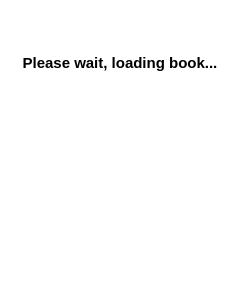
The window that android-exp/mobileapp.ui (MosheWagner/Orayta-QT) describes before a commit, drawn with Qt 5.
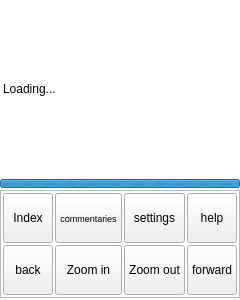
The same window after the commit. The open tabs and pages were chosen to show the change. Icons and pictures are not drawn.

Commit message: ProgressBar loading exp

```diff
--- a/android-exp/mobileapp.ui
+++ b/android-exp/mobileapp.ui
@@ -587,18 +587,39 @@
               </property>
              </widget>
             </item>
-            <item>
-             <widget class="QLabel" name="waitLBL">
-              <property name="text">
-               <string>wait</string>
-              </property>
-             </widget>
-            </item>
            </layout>
           </item>
          </layout>
         </widget>
        </item>
+       <item>
+        <widget class="QProgressBar" name="loadBar">
+         <property name="enabled">
+          <bool>true</bool>
+         </property>
+         <property name="maximumSize">
+          <size>
+           <width>16777215</width>
+           <height>9</height>
+          </size>
+         </property>
+         <property name="minimum">
+          <number>0</number>
+         </property>
+         <property name="maximum">
+          <number>0</number>
+         </property>
+         <property name="value">
+          <number>4</number>
+         </property>
+         <property name="textVisible">
+          <bool>false</bool>
+         </property>
+         <property name="invertedAppearance">
+          <bool>false</bool>
+         </property>
+        </widget>
+       </item>
        <item>
         <widget class="QFrame" name="dispalyMenu">
          <property name="sizePolicy">
@@ -4009,80 +4030,6 @@
        </item>
       </layout>
      </widget>
-     <widget class="QWidget" name="waitPage">
-      <layout class="QVBoxLayout" name="verticalLayout_21">
-       <item>
-        <spacer name="verticalSpacer_7">
-         <property name="orientation">
-          <enum>Qt::Vertical</enum>
-         </property>
-         <property name="sizeHint" stdset="0">
-          <size>
-           <width>20</width>
-           <height>40</height>
-          </size>
-         </property>
-        </spacer>
-       </item>
-       <item>
-        <widget class="QLabel" name="label_2">
-         <property name="font">
-          <font>
-           <pointsize>11</pointsize>
-           <weight>75</weight>
-           <bold>true</bold>
-          </font>
-         </property>
-         <property name="text">
-          <string>Please wait, loading book...</string>
-         </property>
-         <property name="alignment">
-          <set>Qt::AlignCenter</set>
-         </property>
-         <property name="wordWrap">
-          <bool>true</bool>
-         </property>
-        </widget>
-       </item>
-       <item>
-        <widget class="QWidget" name="wait_bg" native="true">
-         <property name="styleSheet">
-          <string notr="true">#wait_bg{
-image: url(:/Images/Wait.png);}
-</string>
-         </property>
-         <layout class="QHBoxLayout" name="horizontalLayout_4">
-          <item>
-           <widget class="QLabel" name="waitLBL_old">
-            <property name="minimumSize">
-             <size>
-              <width>210</width>
-              <height>150</height>
-             </size>
-            </property>
-            <property name="text">
-             <string/>
-            </property>
-           </widget>
-          </item>
-         </layout>
-        </widget>
-       </item>
-       <item>
-        <spacer name="verticalSpacer_8">
-         <property name="orientation">
-          <enum>Qt::Vertical</enum>
-         </property>
-         <property name="sizeHint" stdset="0">
-          <size>
-           <width>20</width>
-           <height>40</height>
-          </size>
-         </property>
-        </spacer>
-       </item>
-      </layout>
-     </widget>
     </widget>
    </item>
   </layout>
```
The commit also changes 2 other files.
